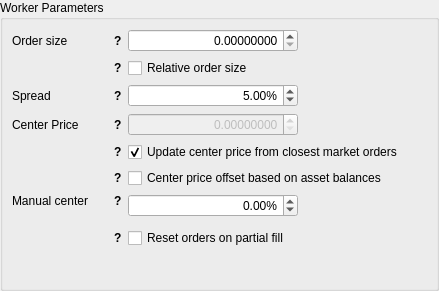
Above: dexbot/views/ui/forms/relative_orders_widget.ui from bitfag/DEXBot before the change. Below: the same form after it.
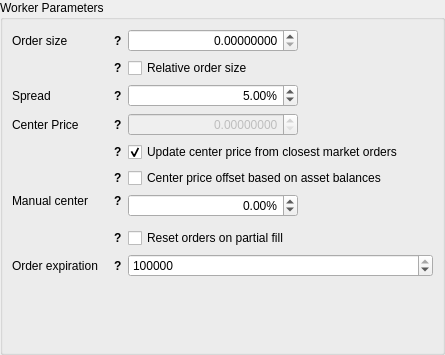
That is the form after the change.

Commit message: Implement setting custom expiration time for relative orders

What changed in the file:
```diff
--- a/dexbot/views/ui/forms/relative_orders_widget.ui
+++ b/dexbot/views/ui/forms/relative_orders_widget.ui
@@ -6,8 +6,8 @@
    <rect>
     <x>0</x>
     <y>0</y>
-    <width>439</width>
-    <height>291</height>
+    <width>445</width>
+    <height>355</height>
    </rect>
   </property>
   <property name="windowTitle">
@@ -923,6 +923,99 @@
         </property>
        </widget>
       </item>
+      <item row="12" column="0">
+       <widget class="QWidget" name="expiration_time_wrap" native="true">
+        <property name="sizePolicy">
+         <sizepolicy hsizetype="Fixed" vsizetype="Preferred">
+          <horstretch>0</horstretch>
+          <verstretch>0</verstretch>
+         </sizepolicy>
+        </property>
+        <property name="minimumSize">
+         <size>
+          <width>110</width>
+          <height>0</height>
+         </size>
+        </property>
+        <property name="maximumSize">
+         <size>
+          <width>110</width>
+          <height>16777215</height>
+         </size>
+        </property>
+        <layout class="QHBoxLayout" name="horizontalLayout_10">
+         <property name="spacing">
+          <number>0</number>
+         </property>
+         <property name="leftMargin">
+          <number>0</number>
+         </property>
+         <property name="topMargin">
+          <number>0</number>
+         </property>
+         <property name="rightMargin">
+          <number>0</number>
+         </property>
+         <property name="bottomMargin">
+          <number>0</number>
+         </property>
+         <item>
+          <widget class="QLabel" name="expiration_time_label">
+           <property name="sizePolicy">
+            <sizepolicy hsizetype="Minimum" vsizetype="Preferred">
+             <horstretch>0</horstretch>
+             <verstretch>0</verstretch>
+            </sizepolicy>
+           </property>
+           <property name="text">
+            <string>Order expiration</string>
+           </property>
+           <property name="buddy">
+            <cstring>expiration_time_input</cstring>
+           </property>
+          </widget>
+         </item>
+         <item>
+          <widget class="QLabel" name="expiration_time_tooltip">
+           <property name="sizePolicy">
+            <sizepolicy hsizetype="Fixed" vsizetype="Preferred">
+             <horstretch>0</horstretch>
+             <verstretch>0</verstretch>
+            </sizepolicy>
+           </property>
+           <property name="font">
+            <font>
+             <weight>75</weight>
+             <bold>true</bold>
+            </font>
+           </property>
+           <property name="toolTip">
+            <string>Define custom order expiration time, seconds</string>
+           </property>
+           <property name="text">
+            <string>?</string>
+           </property>
+           <property name="margin">
+            <number>5</number>
+           </property>
+          </widget>
+         </item>
+        </layout>
+       </widget>
+      </item>
+      <item row="12" column="1">
+       <widget class="QSpinBox" name="expiration_time_input">
+        <property name="minimum">
+         <number>30</number>
+        </property>
+        <property name="maximum">
+         <number>999999999</number>
+        </property>
+        <property name="value">
+         <number>604800</number>
+        </property>
+       </widget>
+      </item>
      </layout>
     </widget>
    </item>
```
The commit also changes 1 other file.
